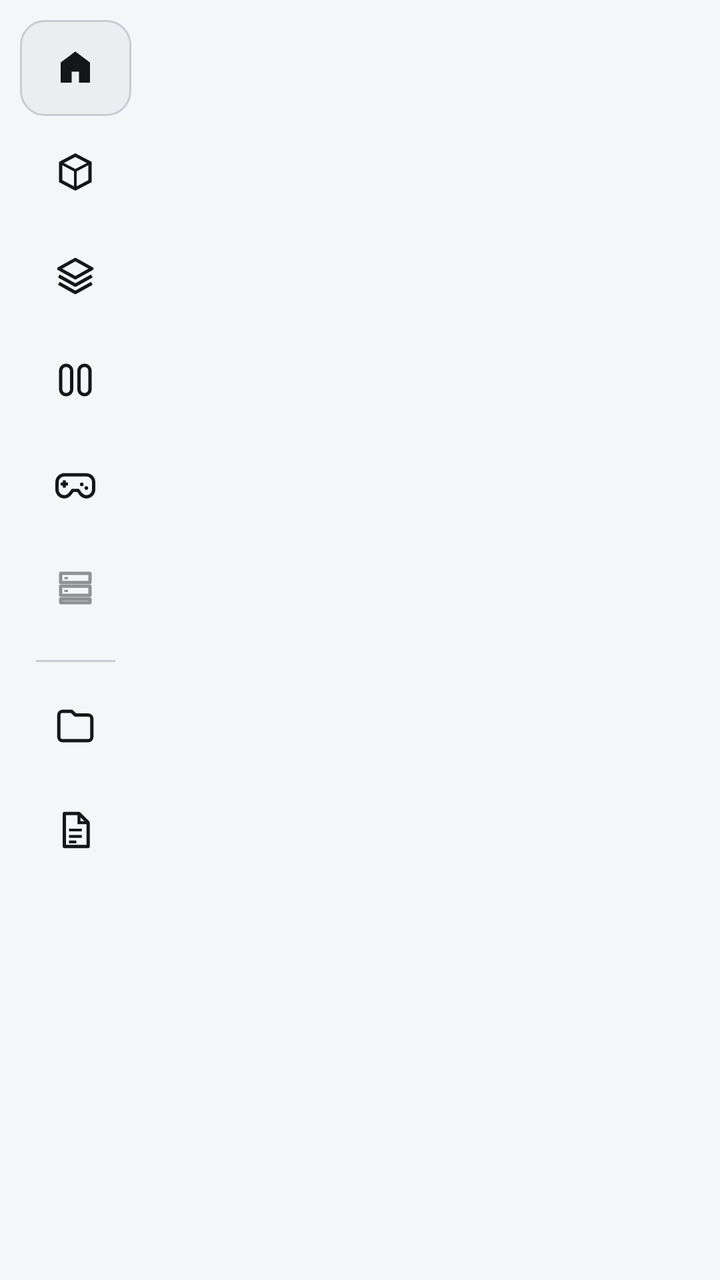
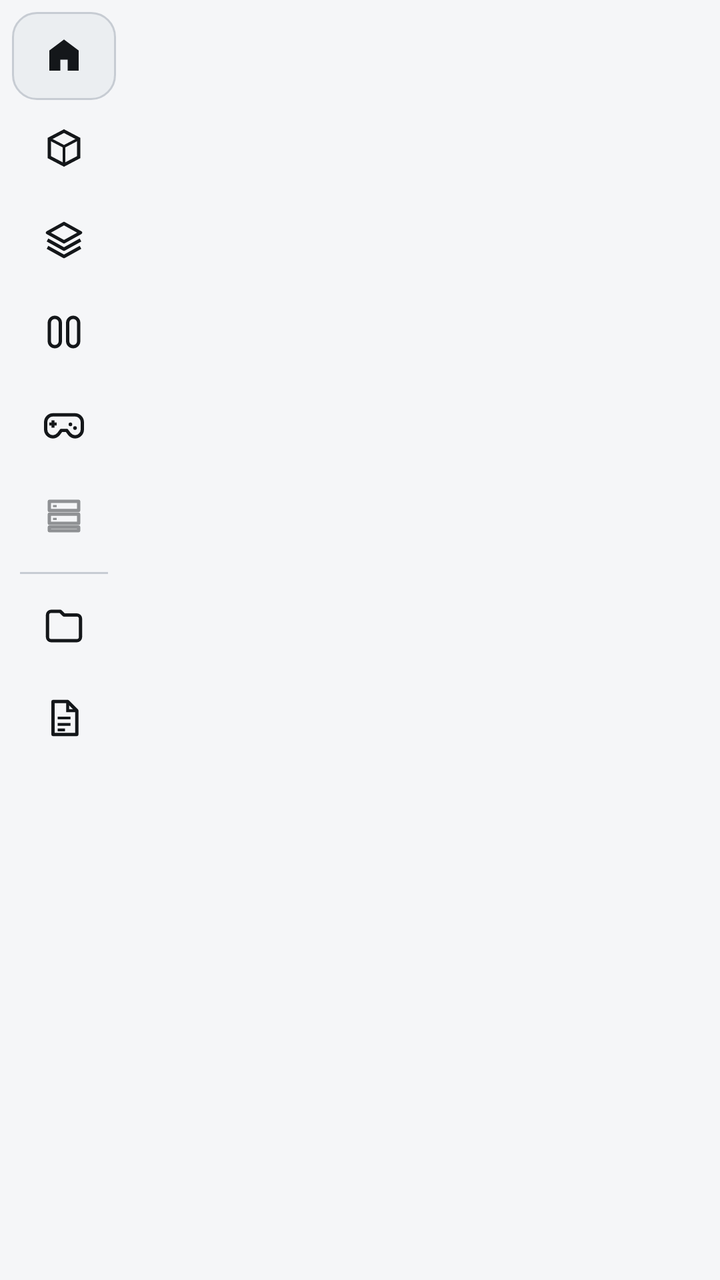

The first picture is an Android layout as it rendered before a commit; the second is the same layout after the commit. The layout source and the unified diff follow.
<!-- AndroidManifest.xml: application theme AppTheme -->
<!-- res/layout/fragment_launcher.xml -->
<?xml version="1.0" encoding="utf-8"?>
<androidx.constraintlayout.widget.ConstraintLayout
    xmlns:android="http://schemas.android.com/apk/res/android"
    xmlns:app="http://schemas.android.com/apk/res-auto"
    android:id="@+id/fragment_menu_main"
    android:layout_width="match_parent"
    android:layout_height="match_parent"
    android:background="?android:attr/colorBackground">

    
    <androidx.constraintlayout.widget.Guideline
        android:id="@+id/pane_guideline"
        android:layout_width="0dp"
        android:layout_height="0dp"
        android:orientation="vertical"
        app:layout_constraintGuide_percent="0.21" />

    
    <ScrollView
        android:id="@+id/left_sidebar"
        android:layout_width="0dp"
        android:layout_height="0dp"
        android:background="?android:attr/colorBackground"
        android:fillViewport="true"
        android:scrollbars="none"
        app:layout_constraintBottom_toBottomOf="parent"
        app:layout_constraintEnd_toStartOf="@id/pane_guideline"
        app:layout_constraintStart_toStartOf="parent"
        app:layout_constraintTop_toTopOf="parent">

        <LinearLayout
            android:id="@+id/left_sidebar_content"
            android:layout_width="match_parent"
            android:layout_height="wrap_content"
            android:orientation="vertical"
            android:paddingHorizontal="10dp"
            android:paddingTop="10dp"
            android:paddingBottom="12dp">

            
            <LinearLayout
                android:id="@+id/nav_home"
                style="@style/Home.NavItem"
                android:background="@drawable/bg_nav_item_active"
                android:contentDescription="@string/home_nav_home"
                android:tooltipText="@string/home_nav_home">

                <ImageView
                    style="@style/Home.NavIcon"
                    android:src="@drawable/ic_nav_home" />
            </LinearLayout>

            
            <LinearLayout
                android:id="@+id/mod_store_button"
                style="@style/Home.NavItem"
                android:contentDescription="@string/home_nav_browser"
                android:tooltipText="@string/home_nav_browser">

                <ImageView
                    style="@style/Home.NavIcon"
                    android:src="@drawable/ic_nav_browser" />
            </LinearLayout>

            
            <LinearLayout
                android:id="@+id/open_files_button"
                style="@style/Home.NavItem"
                android:contentDescription="@string/home_nav_manager"
                android:tooltipText="@string/home_nav_manager">

                <ImageView
                    style="@style/Home.NavIcon"
                    android:src="@drawable/ic_nav_manager" />
            </LinearLayout>

            
            <LinearLayout
                android:id="@+id/nav_profiles"
                style="@style/Home.NavItem"
                android:contentDescription="@string/home_nav_profiles"
                android:tooltipText="@string/home_nav_profiles">

                <ImageView
                    style="@style/Home.NavIcon"
                    android:src="@drawable/ic_nav_profiles" />
            </LinearLayout>

            
            <LinearLayout
                android:id="@+id/nav_versions"
                style="@style/Home.NavItem"
                android:contentDescription="@string/home_nav_versions"
                android:tooltipText="@string/home_nav_versions">

                <ImageView
                    style="@style/Home.NavIcon"
                    android:src="@drawable/ic_nav_versions" />
            </LinearLayout>

            
            <LinearLayout
                android:id="@+id/nav_servers"
                style="@style/Home.NavItem"
                android:alpha="0.45"
                android:contentDescription="@string/home_nav_servers"
                android:tooltipText="@string/home_nav_servers">

                <ImageView
                    style="@style/Home.NavIcon"
                    android:src="@drawable/ic_nav_servers" />
            </LinearLayout>

            <View
                android:layout_width="match_parent"
                android:layout_height="1dp"
                android:layout_marginHorizontal="8dp"
                android:layout_marginVertical="8dp"
                android:background="?attr/colorOutlineVariant" />

            
            <LinearLayout
                android:id="@+id/open_directory_button"
                style="@style/Home.NavItem"
                android:contentDescription="@string/home_nav_directory"
                android:tooltipText="@string/home_nav_directory">

                <ImageView
                    style="@style/Home.NavIcon"
                    android:src="@drawable/ic_nav_directory" />
            </LinearLayout>

            
            <LinearLayout
                android:id="@+id/nav_logs"
                style="@style/Home.NavItem"
                android:contentDescription="@string/home_nav_logs"
                android:tooltipText="@string/home_nav_logs">

                <ImageView
                    style="@style/Home.NavIcon"
                    android:src="@drawable/ic_nav_logs" />
            </LinearLayout>
        </LinearLayout>
    </ScrollView>

    
    <FrameLayout
        android:id="@+id/left_pane_container"
        android:layout_width="0dp"
        android:layout_height="0dp"
        android:visibility="gone"
        app:layout_constraintBottom_toBottomOf="parent"
        app:layout_constraintEnd_toStartOf="@id/pane_guideline"
        app:layout_constraintStart_toStartOf="parent"
        app:layout_constraintTop_toTopOf="parent" />

    
    <FrameLayout
        android:id="@+id/right_pane_container"
        android:layout_width="0dp"
        android:layout_height="0dp"
        android:layout_marginStart="10dp"
        android:layout_marginTop="8dp"
        android:layout_marginEnd="10dp"
        android:layout_marginBottom="10dp"
        android:background="@android:color/transparent"
        app:layout_constraintBottom_toBottomOf="parent"
        app:layout_constraintEnd_toEndOf="parent"
        app:layout_constraintStart_toEndOf="@id/pane_guideline"
        app:layout_constraintTop_toTopOf="parent" />

</androidx.constraintlayout.widget.ConstraintLayout>
<!-- resources referenced by this layout -->
<resources>
  <string name="home_nav_browser">Browser Resources</string>
  <string name="home_nav_directory">Directory</string>
  <string name="home_nav_home">Home</string>
  <string name="home_nav_logs">Logs</string>
  <string name="home_nav_manager">Manager</string>
  <string name="home_nav_profiles">Profiles</string>
  <string name="home_nav_servers">Servers</string>
  <string name="home_nav_versions">Versions</string>
  <style name="Home.NavItem" parent="">
          <item name="android:layout_width">match_parent</item>
          <item name="android:layout_height">48dp</item>
          <item name="android:orientation">horizontal</item>
          <item name="android:gravity">center</item>
          <item name="android:layout_marginBottom">4dp</item>
          <item name="android:background">@drawable/bg_nav_item</item>
          <item name="android:stateListAnimator">?attr/csPressAnimator</item>
          <item name="android:clickable">true</item>
          <item name="android:focusable">true</item>
      </style>
  <style name="AppTheme" parent="@style/Base.AppTheme">
          <item name="android:statusBarColor">?attr/colorSurfaceContainer</item>
          <item name="android:navigationBarColor">?attr/colorSurface</item>
      </style>
  <color name="md_primary">#454B54</color>
  <color name="md_on_primary">#FFFFFF</color>
  <color name="md_primary_container">#E9EDF2</color>
  <color name="md_on_primary_container">#101317</color>
  <color name="md_secondary">#5A616B</color>
  <color name="md_on_secondary">#FFFFFF</color>
  <color name="md_secondary_container">#DDE2E9</color>
  <color name="md_on_secondary_container">#1B2027</color>
  <color name="md_tertiary">#727881</color>
  <color name="md_on_tertiary">#FFFFFF</color>
  <color name="md_tertiary_container">#D5DAE3</color>
  <color name="md_on_tertiary_container">#11151A</color>
  <color name="md_error">#BA1A1A</color>
  <color name="md_on_error">#FFFFFF</color>
  <color name="md_error_container">#FFDAD6</color>
  <color name="md_on_error_container">#410002</color>
  <color name="md_background">#F5F6F8</color>
  <color name="md_on_background">#14171A</color>
  <color name="md_surface">#FFFFFF</color>
  <color name="md_on_surface">#14171A</color>
  <color name="md_surface_variant">#E3E6EA</color>
  <color name="md_on_surface_variant">#49505A</color>
  <color name="md_outline">#7B828C</color>
  <color name="md_outline_variant">#C7CCD3</color>
  <color name="md_inverse_surface">#2A2E33</color>
  <color name="md_inverse_on_surface">#ECEEF1</color>
  <color name="md_inverse_primary">#B7C0CC</color>
  <color name="md_surface_dim">#D9DDE3</color>
  <color name="md_surface_bright">#FFFFFF</color>
  <color name="md_surface_container_lowest">#FFFFFF</color>
  <color name="md_surface_container_low">#F7F8FA</color>
  <color name="md_surface_container">#F1F3F5</color>
  <color name="md_surface_container_high">#EBEEF1</color>
  <color name="md_surface_container_highest">#E3E6EA</color>
  <style name="Animation.CS.None" parent="@android:style/Animation">
          <item name="android:windowEnterAnimation">@anim/cs_none</item>
          <item name="android:windowExitAnimation">@anim/cs_none</item>
      </style>
  <style name="Widget.CS.Button" parent="Widget.Material3.Button">
          <item name="android:stateListAnimator">?attr/csPressAnimator</item>
      </style>
  <style name="Widget.CS.ImageButton" parent="Widget.AppCompat.ImageButton">
          <item name="android:stateListAnimator">?attr/csPressAnimator</item>
      </style>
  <style name="Widget.CS.AppCompatButton" parent="Widget.AppCompat.Button">
          <item name="android:stateListAnimator">?attr/csPressAnimator</item>
      </style>
  <style name="Widget.CS.Spinner" parent="Widget.AppCompat.Spinner">
          <item name="android:stateListAnimator">?attr/csPressAnimator</item>
      </style>
  <style name="ShapeAppearance.CS.Dialog" parent="">
          <item name="cornerFamily">rounded</item>
          <item name="cornerSize">28dp</item>
      </style>
  <!-- unchanged entries left out for length: 16 -->
</resources>

<!-- the commit's change to res/layout/fragment_launcher.xml (unified diff, before → after) -->
@@ -13,7 +13,7 @@
         android:layout_width="0dp"
         android:layout_height="0dp"
         android:orientation="vertical"
-        app:layout_constraintGuide_percent="0.21" />
+        app:layout_constraintGuide_begin="64dp" />
 
     
     <ScrollView
@@ -33,9 +33,9 @@
             android:layout_width="match_parent"
             android:layout_height="wrap_content"
             android:orientation="vertical"
-            android:paddingHorizontal="10dp"
-            android:paddingTop="10dp"
-            android:paddingBottom="12dp">
+            android:paddingHorizontal="6dp"
+            android:paddingTop="6dp"
+            android:paddingBottom="8dp">
 
             
             <LinearLayout
@@ -114,8 +114,8 @@
             <View
                 android:layout_width="match_parent"
                 android:layout_height="1dp"
-                android:layout_marginHorizontal="8dp"
-                android:layout_marginVertical="8dp"
+                android:layout_marginHorizontal="4dp"
+                android:layout_marginVertical="4dp"
                 android:background="?attr/colorOutlineVariant" />
 
             
<!-- resource entries referenced after the edit -->
@@ -10,10 +10,10 @@
   <string name="home_nav_versions">Versions</string>
   <style name="Home.NavItem" parent="">
           <item name="android:layout_width">match_parent</item>
-          <item name="android:layout_height">48dp</item>
+          <item name="android:layout_height">44dp</item>
           <item name="android:orientation">horizontal</item>
           <item name="android:gravity">center</item>
-          <item name="android:layout_marginBottom">4dp</item>
+          <item name="android:layout_marginBottom">2dp</item>
           <item name="android:background">@drawable/bg_nav_item</item>
           <item name="android:stateListAnimator">?attr/csPressAnimator</item>
           <item name="android:clickable">true</item>
